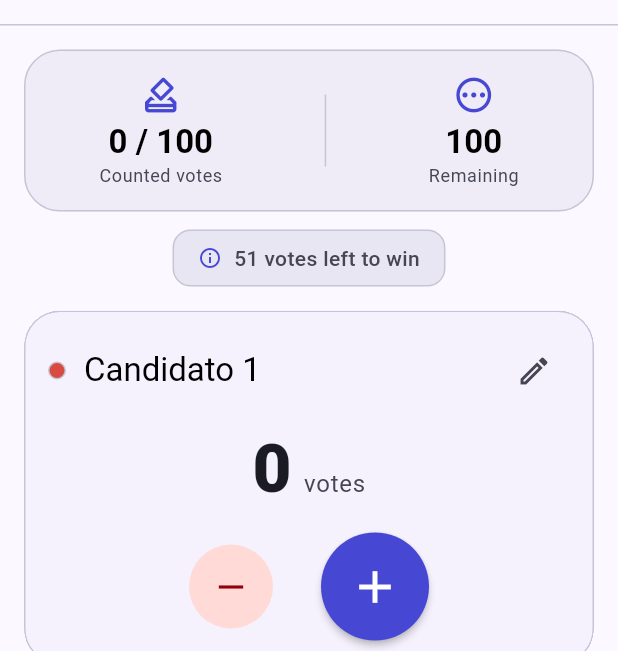
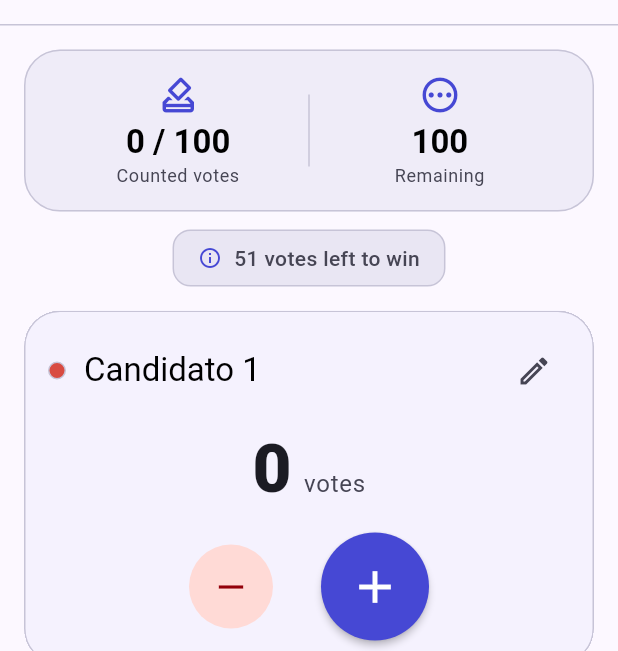
Before and after one commit to vantaggi/voto_tracker, a Flutter app: the screen it shows after launch, on a phone screen of 412 x 824 dp, the part 585-1236 px from its top. Run offline on Flutter 3.47's test engine with Material 3 defaults, Android fonts, the phone set to English and light mode, and no system bars; drawn by our look-alikes of dynamic_color, fl_chart; our stand-ins replace cupertino_ui, file_picker, material_ui, pdf, printing, screenshot and 3 more; statements that could not run were skipped.

Commit message:
feat(ui): edge-to-edge, etichette semantiche e testo grande senza overflow
- main: SystemUiMode.edgeToEdge; barre di sistema trasparenti nel tema;
  SafeArea laterale nella Home (predictive back era già attivo nel manifest)
- Semantics: conteggio voti parlato per candidato, +/- con nome del
  candidato, reset come pulsante con azione long press e suggerimento
- StatsHeader: elementi in Expanded/Flexible, niente overflow a textScaler 2
- test/accessibility_test.dart (textScaler 2.0 a 360 e 1280 dp, semantica)
- golden rigenerati e controllati (solo statistiche ridistribuite)

flutter analyze: No issues found! · flutter test: tutti verdi

Co-Authored-By: Claude Opus 5.5 <noreply@anthropic.com>
Claude-Session: https://claude.ai/code/session_01HWQCNvMJ4x2iwKFiDPdUZE

```diff
--- a/lib/l10n/app_localizations.dart
+++ b/lib/l10n/app_localizations.dart
@@ -547,6 +547,30 @@ abstract class AppLocalizations {
   /// In en, this message translates to:
   /// **'Use the colors of your wallpaper (Android 12+)'**
   String get useSystemColorsSubtitle;
+
+  /// No description provided for @addVoteFor.
+  ///
+  /// In en, this message translates to:
+  /// **'Add a vote to {name}'**
+  String addVoteFor(String name);
+
+  /// No description provided for @removeVoteFor.
+  ///
+  /// In en, this message translates to:
+  /// **'Remove a vote from {name}'**
+  String removeVoteFor(String name);
+
+  /// No description provided for @candidateVotesSemantics.
+  ///
+  /// In en, this message translates to:
+  /// **'{name}: {votes} votes'**
+  String candidateVotesSemantics(String name, int votes);
+
+  /// No description provided for @resetSemanticsHint.
+  ///
+  /// In en, this message translates to:
+  /// **'Hold to reset the count'**
+  String get resetSemanticsHint;
 }
 
 class _AppLocalizationsDelegate
--- a/lib/main.dart
+++ b/lib/main.dart
@@ -1,4 +1,5 @@
 import 'package:dynamic_color/dynamic_color.dart';
+import 'package:flutter/services.dart';
 import 'package:material_ui/material_ui.dart';
 import 'package:provider/provider.dart';
 import 'package:voto_tracker/l10n/app_localizations.dart';
@@ -15,6 +16,10 @@ import 'package:voto_tracker/theme/app_theme.dart';
 final GlobalKey<NavigatorState> _navigatorKey = GlobalKey<NavigatorState>();
 
 void main() {
+  WidgetsFlutterBinding.ensureInitialized();
+  // Edge-to-edge (obbligatorio da Android 15): l'app disegna sotto le barre di
+  // sistema, che restano trasparenti; gli inset li gestiscono AppBar e SafeArea.
+  SystemChrome.setEnabledSystemUIMode(SystemUiMode.edgeToEdge);
   runApp(const VotoTrackerApp());
 }
 
--- a/lib/screens/home_page.dart
+++ b/lib/screens/home_page.dart
@@ -45,7 +45,12 @@ class HomePage extends StatelessWidget {
             ),
           ],
         ),
-        body: LayoutBuilder(
+        // Edge-to-edge: l'AppBar gestisce l'inset in alto, la barra dei
+        // controlli quello in basso; qui restano i lati (notch in orizzontale).
+        body: SafeArea(
+          top: false,
+          bottom: false,
+          child: LayoutBuilder(
             builder: (context, constraints) {
               // Only switch to side-by-side if we have enough width AND height
               if (constraints.maxWidth > 800 && constraints.maxHeight > 500) {
@@ -76,6 +81,7 @@ class HomePage extends StatelessWidget {
             },
           ),
         ),
+      ),
     );
   }
 }
--- a/lib/widgets/candidate_card.dart
+++ b/lib/widgets/candidate_card.dart
@@ -23,6 +23,7 @@ class CandidateCard extends StatelessWidget {
     final colorScheme = theme.colorScheme;
     final l10n = context.l10n;
     final trend = TrendColors.of(context);
+    final name = localizedCandidateName(l10n, candidate);
 
     final provider = context.watch<ScrutinyProvider>();
     final totalVotes = provider.totalVotesAssigned;
@@ -107,7 +108,10 @@ class CandidateCard extends StatelessWidget {
                 ],
               ),
               const SizedBox(height: AppSpacing.l),
-              Row(
+              Semantics(
+                label: l10n.candidateVotesSemantics(name, candidate.votes),
+                excludeSemantics: true,
+                child: Row(
                   mainAxisAlignment: MainAxisAlignment.center,
                   crossAxisAlignment: CrossAxisAlignment.baseline,
                   textBaseline: TextBaseline.alphabetic,
@@ -127,6 +131,7 @@ class CandidateCard extends StatelessWidget {
                       ),
                     ),
                   ],
+                ),
               ),
               // Swing Analysis Display
               if (delta != null)
@@ -196,7 +201,11 @@ class CandidateCard extends StatelessWidget {
                       padding: EdgeInsets.zero,
                       shape: const CircleBorder(), // Circular buttons for +/-
                     ),
-                    child: const Icon(Icons.remove, size: 28),
+                    child: Icon(
+                      Icons.remove,
+                      size: 28,
+                      semanticLabel: l10n.removeVoteFor(name),
+                    ),
                   ),
 
                   const SizedBox(width: AppSpacing.xxl),
@@ -218,7 +227,11 @@ class CandidateCard extends StatelessWidget {
                       elevation: 2,
                       shape: const CircleBorder(), // Circular buttons for +/-
                     ),
-                    child: const Icon(Icons.add, size: 36),
+                    child: Icon(
+                      Icons.add,
+                      size: 36,
+                      semanticLabel: l10n.addVoteFor(name),
+                    ),
                   ),
                 ],
               ),
--- a/lib/widgets/stats_header.dart
+++ b/lib/widgets/stats_header.dart
@@ -79,22 +79,26 @@ class StatsHeader extends StatelessWidget {
               child: Row(
                 mainAxisAlignment: MainAxisAlignment.spaceAround,
                 children: [
-                  _buildStatItem(
+                  Expanded(
+                    child: _buildStatItem(
                       context,
                       Icons.how_to_vote_outlined,
                       l10n.scrutinisedVotes,
                       '${provider.totalVotesAssigned} / ${provider.settings.totalVoters}',
+                    ),
                   ),
                   Container(
                     height: 48,
                     width: 1,
                     color: colorScheme.outlineVariant,
                   ),
-                  _buildStatItem(
+                  Expanded(
+                    child: _buildStatItem(
                       context,
                       Icons.pending_outlined,
                       l10n.remaining,
                       '${provider.remainingVotes}',
+                    ),
                   ),
                 ],
               ),
@@ -123,11 +127,13 @@ class StatsHeader extends StatelessWidget {
         const SizedBox(height: AppSpacing.xs),
         Text(
           value,
+          textAlign: TextAlign.center,
           style: Theme.of(context).textTheme.titleLarge
               ?.copyWith(fontWeight: FontWeight.bold),
         ),
         Text(
           label,
+          textAlign: TextAlign.center,
           style: Theme.of(context).textTheme.bodySmall
               ?.copyWith(color: colorScheme.onSurfaceVariant),
         ),
@@ -156,11 +162,13 @@ class StatsHeader extends StatelessWidget {
         children: [
           Icon(Icons.info_outline, size: 16, color: colorScheme.primary),
           const SizedBox(width: AppSpacing.s),
-          Text(
+          Flexible(
+            child: Text(
               context.l10n.votesToWin(provider.votesUntilMajority ?? 0),
               style: TextStyle(
                 color: colorScheme.onSurfaceVariant,
                 fontWeight: FontWeight.w500,
+              ),
             ),
           ),
         ],
```
Also changed, not shown: lib/l10n/app_en.arb (+8 -1 lines), lib/l10n/app_it.arb (+8 -1 lines), lib/l10n/app_localizations_en.dart (+18 -0 lines), lib/l10n/app_localizations_it.dart (+18 -0 lines), lib/theme/app_theme.dart (+12 -0 lines), lib/widgets/control_buttons.dart (+10 -1 lines), 5 other files. Lines whose indentation alone changed are shown as unchanged.
